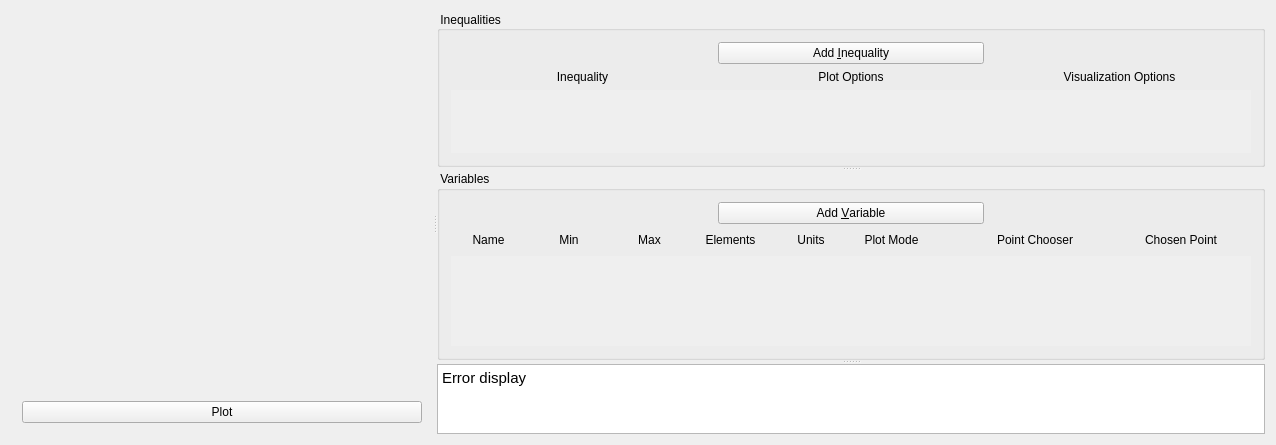
The window that bareminimumplotter.ui (xpcoffee/plotus) describes before a commit, drawn with Qt 5.
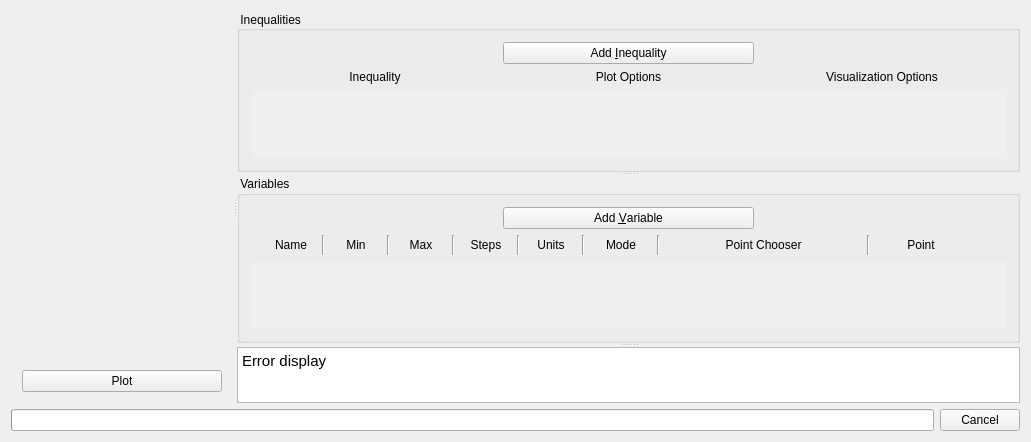
The same window after the commit. Custom widgets are drawn as their Qt base class.

Commit message: aligned labels of variable inputs. added borders to variable and inequality areas. removed most size limits to allow for better resizing.

```diff
--- a/bareminimumplotter.ui
+++ b/bareminimumplotter.ui
@@ -6,23 +6,17 @@
    <rect>
     <x>0</x>
     <y>0</y>
-    <width>1252</width>
-    <height>445</height>
+    <width>1021</width>
+    <height>442</height>
    </rect>
   </property>
   <property name="windowTitle">
    <string>BareMinimumPlotter</string>
   </property>
   <widget class="QWidget" name="centralWidget">
-   <layout class="QHBoxLayout" name="horizontalLayout">
+   <layout class="QVBoxLayout" name="verticalLayout_3">
     <item>
-     <widget class="QSplitter" name="splitter_Main">
-      <property name="cursor">
-       <cursorShape>ArrowCursor</cursorShape>
-      </property>
-      <property name="frameShape">
-       <enum>QFrame::NoFrame</enum>
-      </property>
+     <widget class="QSplitter" name="splitter_2">
       <property name="orientation">
        <enum>Qt::Horizontal</enum>
       </property>
@@ -41,7 +35,7 @@
           </property>
           <property name="minimumSize">
            <size>
-            <width>400</width>
+            <width>200</width>
             <height>200</height>
            </size>
           </property>
@@ -71,17 +65,29 @@
         </item>
        </layout>
       </widget>
-      <widget class="QSplitter" name="splitter_Inputs">
-       <property name="cursor">
-        <cursorShape>ArrowCursor</cursorShape>
-       </property>
+      <widget class="QSplitter" name="splitter">
        <property name="frameShape">
-        <enum>QFrame::NoFrame</enum>
+        <enum>QFrame::Box</enum>
+       </property>
+       <property name="lineWidth">
+        <number>0</number>
+       </property>
+       <property name="midLineWidth">
+        <number>0</number>
        </property>
        <property name="orientation">
         <enum>Qt::Vertical</enum>
        </property>
+       <property name="opaqueResize">
+        <bool>true</bool>
+       </property>
        <widget class="QGroupBox" name="groupBox_Inequalities">
+        <property name="sizePolicy">
+         <sizepolicy hsizetype="Preferred" vsizetype="Preferred">
+          <horstretch>0</horstretch>
+          <verstretch>1</verstretch>
+         </sizepolicy>
+        </property>
         <property name="title">
          <string> Inequalities</string>
         </property>
@@ -172,7 +178,7 @@
          <item>
           <widget class="QScrollArea" name="scrollArea_InequalityInputs">
            <property name="sizePolicy">
-            <sizepolicy hsizetype="Expanding" vsizetype="MinimumExpanding">
+            <sizepolicy hsizetype="Expanding" vsizetype="Preferred">
              <horstretch>0</horstretch>
              <verstretch>0</verstretch>
             </sizepolicy>
@@ -180,13 +186,13 @@
            <property name="minimumSize">
             <size>
              <width>0</width>
-             <height>60</height>
+             <height>0</height>
             </size>
            </property>
            <property name="baseSize">
             <size>
              <width>0</width>
-             <height>60</height>
+             <height>0</height>
             </size>
            </property>
            <property name="focusPolicy">
@@ -206,8 +212,8 @@
              <rect>
               <x>0</x>
               <y>0</y>
-              <width>800</width>
-              <height>60</height>
+              <width>769</width>
+              <height>76</height>
              </rect>
             </property>
             <layout class="QVBoxLayout" name="verticalLayout">
@@ -221,6 +227,12 @@
         </layout>
        </widget>
        <widget class="QGroupBox" name="groupBox_Variables">
+        <property name="sizePolicy">
+         <sizepolicy hsizetype="Preferred" vsizetype="Preferred">
+          <horstretch>0</horstretch>
+          <verstretch>1</verstretch>
+         </sizepolicy>
+        </property>
         <property name="title">
          <string> Variables</string>
         </property>
@@ -282,11 +294,39 @@
          </item>
          <item>
           <layout class="QHBoxLayout" name="layout_VariableLabels">
+           <property name="spacing">
+            <number>6</number>
+           </property>
+           <property name="sizeConstraint">
+            <enum>QLayout::SetDefaultConstraint</enum>
+           </property>
            <property name="bottomMargin">
             <number>0</number>
            </property>
+           <item>
+            <spacer name="horizontalSpacer_6">
+             <property name="orientation">
+              <enum>Qt::Horizontal</enum>
+             </property>
+             <property name="sizeType">
+              <enum>QSizePolicy::Minimum</enum>
+             </property>
+             <property name="sizeHint" stdset="0">
+              <size>
+               <width>15</width>
+               <height>20</height>
+              </size>
+             </property>
+            </spacer>
+           </item>
            <item>
             <widget class="QLabel" name="label_VariableName">
+             <property name="minimumSize">
+              <size>
+               <width>50</width>
+               <height>0</height>
+              </size>
+             </property>
              <property name="text">
               <string>Name</string>
              </property>
@@ -295,8 +335,21 @@
              </property>
             </widget>
            </item>
+           <item>
+            <widget class="Line" name="line">
+             <property name="orientation">
+              <enum>Qt::Vertical</enum>
+             </property>
+            </widget>
+           </item>
            <item>
             <widget class="QLabel" name="label_VariableMin">
+             <property name="minimumSize">
+              <size>
+               <width>50</width>
+               <height>0</height>
+              </size>
+             </property>
              <property name="text">
               <string>Min</string>
              </property>
@@ -305,8 +358,21 @@
              </property>
             </widget>
            </item>
+           <item>
+            <widget class="Line" name="line_2">
+             <property name="orientation">
+              <enum>Qt::Vertical</enum>
+             </property>
+            </widget>
+           </item>
            <item>
             <widget class="QLabel" name="label_VariableMx">
+             <property name="minimumSize">
+              <size>
+               <width>50</width>
+               <height>0</height>
+              </size>
+             </property>
              <property name="text">
               <string>Max</string>
              </property>
@@ -315,18 +381,44 @@
              </property>
             </widget>
            </item>
+           <item>
+            <widget class="Line" name="line_3">
+             <property name="orientation">
+              <enum>Qt::Vertical</enum>
+             </property>
+            </widget>
+           </item>
            <item>
             <widget class="QLabel" name="label_VariableElements">
+             <property name="minimumSize">
+              <size>
+               <width>50</width>
+               <height>0</height>
+              </size>
+             </property>
              <property name="text">
-              <string>Elements</string>
+              <string>Steps</string>
              </property>
              <property name="alignment">
               <set>Qt::AlignCenter</set>
              </property>
             </widget>
            </item>
+           <item>
+            <widget class="Line" name="line_4">
+             <property name="orientation">
+              <enum>Qt::Vertical</enum>
+             </property>
+            </widget>
+           </item>
            <item>
             <widget class="QLabel" name="label_VariableUnits">
+             <property name="minimumSize">
+              <size>
+               <width>50</width>
+               <height>0</height>
+              </size>
+             </property>
              <property name="text">
               <string>Units</string>
              </property>
@@ -335,19 +427,51 @@
              </property>
             </widget>
            </item>
+           <item>
+            <widget class="Line" name="line_5">
+             <property name="orientation">
+              <enum>Qt::Vertical</enum>
+             </property>
+            </widget>
+           </item>
            <item>
             <widget class="QLabel" name="label_VariablePlotMode">
+             <property name="sizePolicy">
+              <sizepolicy hsizetype="Fixed" vsizetype="Preferred">
+               <horstretch>0</horstretch>
+               <verstretch>0</verstretch>
+              </sizepolicy>
+             </property>
              <property name="minimumSize">
+              <size>
+               <width>60</width>
+               <height>0</height>
+              </size>
+             </property>
+             <property name="baseSize">
               <size>
                <width>70</width>
                <height>0</height>
               </size>
              </property>
              <property name="text">
-              <string>Plot Mode</string>
+              <string>Mode</string>
+             </property>
+             <property name="scaledContents">
+              <bool>false</bool>
              </property>
              <property name="alignment">
               <set>Qt::AlignCenter</set>
+             </property>
+             <property name="wordWrap">
+              <bool>false</bool>
+             </property>
+            </widget>
+           </item>
+           <item>
+            <widget class="Line" name="line_6">
+             <property name="orientation">
+              <enum>Qt::Vertical</enum>
              </property>
             </widget>
            </item>
@@ -355,6 +479,12 @@
             <widget class="QLabel" name="label_VariablePointChooser">
              <property name="minimumSize">
               <size>
+               <width>195</width>
+               <height>0</height>
+              </size>
+             </property>
+             <property name="baseSize">
+              <size>
                <width>200</width>
                <height>0</height>
               </size>
@@ -367,16 +497,35 @@
              </property>
             </widget>
            </item>
+           <item>
+            <widget class="Line" name="line_7">
+             <property name="orientation">
+              <enum>Qt::Vertical</enum>
+             </property>
+            </widget>
+           </item>
            <item>
             <widget class="QLabel" name="label_VariableChosenPoint">
+             <property name="sizePolicy">
+              <sizepolicy hsizetype="Fixed" vsizetype="Preferred">
+               <horstretch>0</horstretch>
+               <verstretch>0</verstretch>
+              </sizepolicy>
+             </property>
              <property name="minimumSize">
+              <size>
+               <width>90</width>
+               <height>0</height>
+              </size>
+             </property>
+             <property name="baseSize">
               <size>
                <width>80</width>
                <height>0</height>
               </size>
              </property>
              <property name="text">
-              <string>Chosen Point</string>
+              <string>Point</string>
              </property>
              <property name="alignment">
               <set>Qt::AlignCenter</set>
@@ -389,11 +538,11 @@
               <enum>Qt::Horizontal</enum>
              </property>
              <property name="sizeType">
-              <enum>QSizePolicy::Preferred</enum>
+              <enum>QSizePolicy::Minimum</enum>
              </property>
              <property name="sizeHint" stdset="0">
               <size>
-               <width>30</width>
+               <width>40</width>
                <height>20</height>
               </size>
              </property>
@@ -404,23 +553,23 @@
          <item>
           <widget class="QScrollArea" name="scrollArea_VariableInputs">
            <property name="sizePolicy">
-            <sizepolicy hsizetype="Expanding" vsizetype="MinimumExpanding">
+            <sizepolicy hsizetype="Expanding" vsizetype="Expanding">
              <horstretch>0</horstretch>
              <verstretch>0</verstretch>
             </sizepolicy>
            </property>
            <property name="minimumSize">
+            <size>
+             <width>0</width>
+             <height>0</height>
+            </size>
+           </property>
+           <property name="baseSize">
             <size>
              <width>800</width>
              <height>90</height>
             </size>
            </property>
-           <property name="baseSize">
-            <size>
-             <width>90</width>
-             <height>0</height>
-            </size>
-           </property>
            <property name="focusPolicy">
             <enum>Qt::TabFocus</enum>
            </property>
@@ -431,7 +580,7 @@
             <enum>QFrame::Sunken</enum>
            </property>
            <property name="horizontalScrollBarPolicy">
-            <enum>Qt::ScrollBarAlwaysOff</enum>
+            <enum>Qt::ScrollBarAsNeeded</enum>
            </property>
            <property name="sizeAdjustPolicy">
             <enum>QAbstractScrollArea::AdjustIgnored</enum>
@@ -444,11 +593,17 @@
              <rect>
               <x>0</x>
               <y>0</y>
-              <width>800</width>
-              <height>90</height>
+              <width>769</width>
+              <height>76</height>
              </rect>
             </property>
             <layout class="QVBoxLayout" name="verticalLayout_2">
+             <property name="leftMargin">
+              <number>0</number>
+             </property>
+             <property name="rightMargin">
+              <number>0</number>
+             </property>
              <item>
               <layout class="QVBoxLayout" name="layout_Variable"/>
              </item>
@@ -463,7 +618,7 @@
          <bool>true</bool>
         </property>
         <property name="sizePolicy">
-         <sizepolicy hsizetype="Expanding" vsizetype="Fixed">
+         <sizepolicy hsizetype="Expanding" vsizetype="MinimumExpanding">
           <horstretch>0</horstretch>
           <verstretch>0</verstretch>
          </sizepolicy>
@@ -471,19 +626,19 @@
         <property name="minimumSize">
          <size>
           <width>0</width>
-          <height>70</height>
+          <height>30</height>
          </size>
         </property>
         <property name="maximumSize">
          <size>
           <width>16777215</width>
-          <height>70</height>
+          <height>16777215</height>
          </size>
         </property>
         <property name="baseSize">
          <size>
           <width>0</width>
-          <height>50</height>
+          <height>60</height>
          </size>
         </property>
         <property name="focusPolicy">
@@ -503,6 +658,45 @@
       </widget>
      </widget>
     </item>
+    <item>
+     <layout class="QHBoxLayout" name="layout_Progress">
+      <property name="topMargin">
+       <number>0</number>
+      </property>
+      <item>
+       <widget class="QProgressBar" name="progressBar">
+        <property name="enabled">
+         <bool>true</bool>
+        </property>
+        <property name="autoFillBackground">
+         <bool>false</bool>
+        </property>
+        <property name="value">
+         <number>0</number>
+        </property>
+        <property name="alignment">
+         <set>Qt::AlignCenter</set>
+        </property>
+        <property name="textVisible">
+         <bool>true</bool>
+        </property>
+        <property name="invertedAppearance">
+         <bool>false</bool>
+        </property>
+        <property name="format">
+         <string/>
+        </property>
+       </widget>
+      </item>
+      <item>
+       <widget class="QPushButton" name="pushButton">
+        <property name="text">
+         <string>Cancel</string>
+        </property>
+       </widget>
+      </item>
+     </layout>
+    </item>
    </layout>
   </widget>
  </widget>
```
The commit also changes 6 other files.
